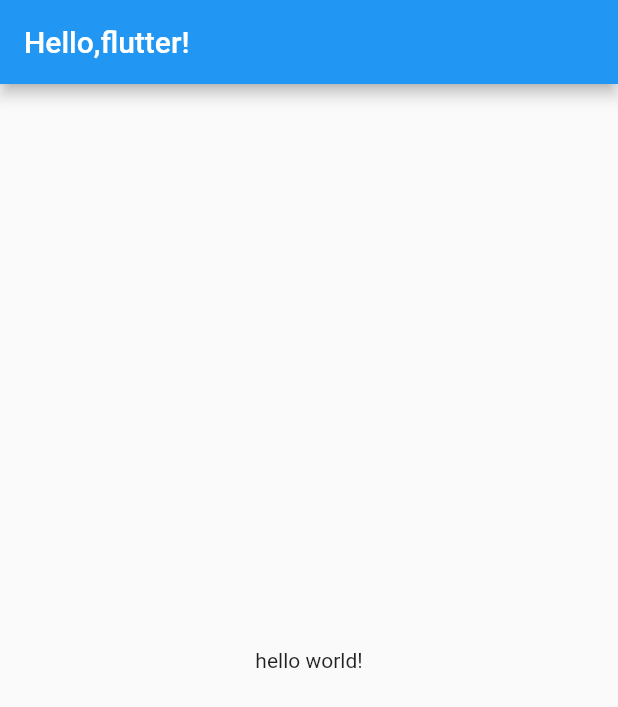
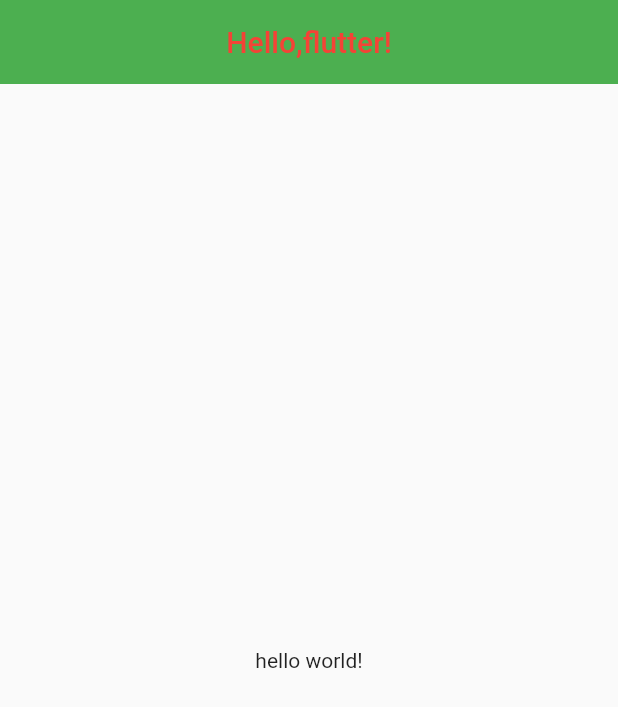
Before and after one commit to bladnoch/Flutter_App_UI, a Flutter app: the screen it shows after launch, on a phone screen of 412 x 824 dp. Shown: the top 707 px of the screen. Run offline on Flutter 3.47's test engine with Material 2 defaults, Android fonts, the phone set to English and light mode, and no system bars.

Commit message:
edit appBar back, foreground color

```diff
--- a/lib/main.dart
+++ b/lib/main.dart
@@ -4,17 +4,22 @@ void main() {
   runApp(App());
 }
 
-class App extends StatelessWidget{
+class App extends StatelessWidget{ // StatelessWidget: 무언가를 화면에 띄워주는 역할
 
   @override
-  Widget build(BuildContext context){
-    return MaterialApp(
-        home: Scaffold(
+  Widget build(BuildContext context){ //StatelessWidget을 사용할때 build()를 만들어 줘야한다.
+    return MaterialApp( // 디자인의 기본 형태(MaterialApp: 안드로이드)
+        home: Scaffold( // 디자인의 기본 뼈대(Scaffold)
           appBar: AppBar(
+            centerTitle: true,
+            elevation: 0,
+            backgroundColor: Colors.green,
+            foregroundColor: Colors.red,
             title:Text("Hello,flutter!"),
           ),
           body: Center(
             child: Text("hello world!"),
+
           ),
         ),
       );
```
